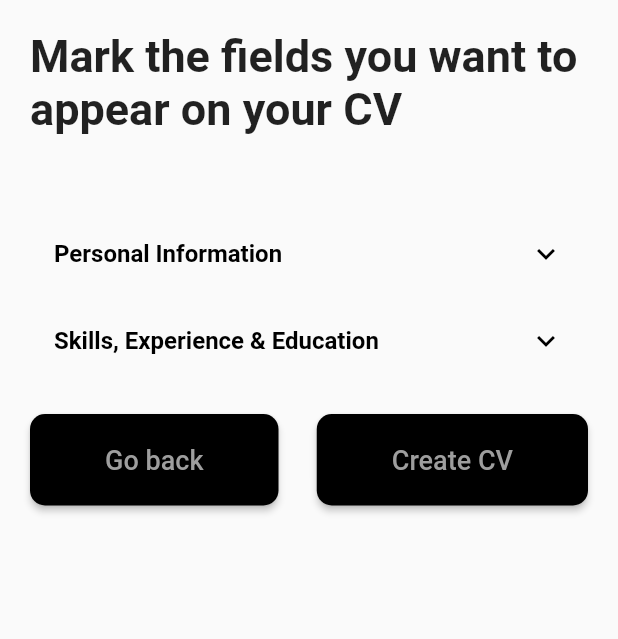
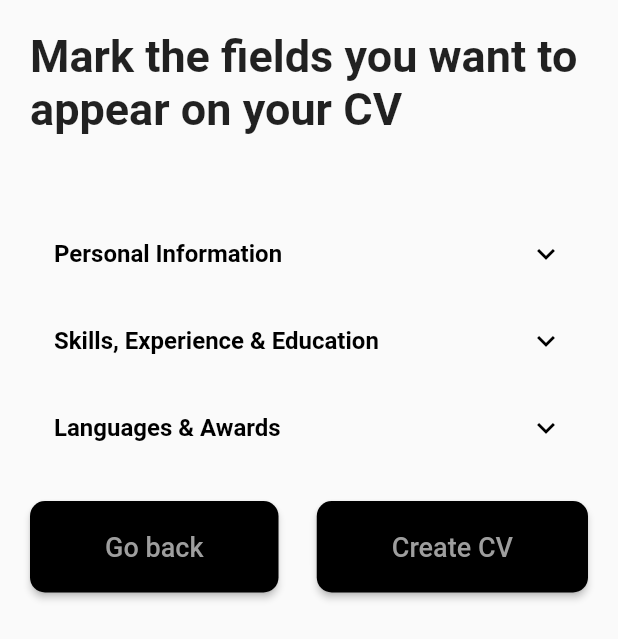
Before and after one commit to AbedrahmanYassen/cv_builder, a Flutter app: the ShowHideScreen screen opened directly, on a phone screen of 412 x 824 dp. Shown: the top 639 px of the screen. Run offline on Flutter 3.47's test engine with Material 2 defaults, Android fonts, the phone set to English and light mode, and no system bars; our stand-ins replace font_awesome_flutter, pdf, printing, universal_io; missing offline and left inert: dart:ffi, docx_template; accounts and stored records are empty.

Commit message:
Finishing the add screen and Its logic

```diff
--- a/lib/providers/add_screen_provider.dart
+++ b/lib/providers/add_screen_provider.dart
@@ -11,4 +11,7 @@ class AddScreenProvider with ChangeNotifier {
     list.add(defaultWidget);
     notifyListeners();
   }
+  void setState(){
+    notifyListeners();
+  }
 }
--- a/lib/providers/show_hide_provider.dart
+++ b/lib/providers/show_hide_provider.dart
@@ -11,9 +11,7 @@ import 'package:flutter/cupertino.dart';
 import '../models/skill.dart';
 
 class ShowHideProvider with ChangeNotifier {
-  UserData userData = UserData(
-
-  );
+  UserData userData = UserData();
 
   void handleShowingOrHiding(
       bool isChecked, DataFields dataFields, String value) {
@@ -76,7 +74,7 @@ class ShowHideProvider with ChangeNotifier {
       if (isChecked) {
         switch (dataFields) {
           case DataFields.degrees:
-            userData.degrees.add( value as Education);
+            userData.degrees.add(value as Education);
             break;
           case DataFields.experiences:
             userData.experiences.add(value as Experience);
@@ -84,19 +82,32 @@ class ShowHideProvider with ChangeNotifier {
           case DataFields.skills:
             userData.skills.add(value as Skill);
             break;
+          case DataFields.awards:
+            userData.awards.add(value);
+            break;
+          case DataFields.languages:
+            userData.languages.add(value);
+            break;
+
           default:
             userData = userData;
         }
       } else {
         switch (dataFields) {
           case DataFields.skills:
-            userData.skills.clear();
+            userData.skills.removeAt(index);
             break;
           case DataFields.degrees:
-            userData.degrees.clear();
+            userData.degrees.removeAt(index);
             break;
           case DataFields.experiences:
-            userData.experiences.clear();
+            userData.experiences.removeAt(index);
+            break;
+          case DataFields.awards:
+            userData.awards.removeAt(index);
+            break;
+          case DataFields.languages:
+            userData.languages.removeAt(index);
             break;
           default:
             userData = userData;
--- a/lib/routes/show_hide_screen.dart
+++ b/lib/routes/show_hide_screen.dart
@@ -147,7 +147,26 @@ class _ShowHideScreenState extends State<ShowHideScreen> {
                       // height: 50,
                       child: Wrap(
                         children: [
-                          Wrap(
+                          if (userData.skills.isNotEmpty)
+                            CompositeShowHideField(
+                                dataFields: DataFields.skills,
+                                fieldValues: userData.skills),
+                          if (userData.degrees.isNotEmpty)
+                            CompositeShowHideField(
+                                dataFields: DataFields.degrees,
+                                fieldValues: userData.degrees),
+                          if (userData.skills.isNotEmpty)
+                            CompositeShowHideField(
+                                dataFields: DataFields.experiences,
+                                fieldValues: userData.experiences),
+                        ],
+                      ),
+                    ),
+                  ),
+                  ListTile(
+                    title: SizedBox(
+                      // height: 50,
+                      child: Wrap(
                         children: [
                           if (userData.skills.isNotEmpty)
                             CompositeShowHideField(
@@ -161,18 +180,36 @@ class _ShowHideScreenState extends State<ShowHideScreen> {
                             CompositeShowHideField(
                                 dataFields: DataFields.experiences,
                                 fieldValues: userData.experiences),
-                              Consumer<ShowHideProvider>(builder: (_, pro, __) {
-                                return Column(
-                                  children: [
-                                    Text(pro.getData().name),
-                                  ],
-                                );
-                              })
                         ],
                       ),
-                          const SizedBox(
-                            height: 50,
                     ),
+                  ),
+                ],
+              ),
+              ExpansionTile(
+                iconColor: Colors.black,
+                collapsedIconColor: Colors.black,
+                title: const Text(
+                  'Languages & Awards',
+                  style: TextStyle(
+                      fontSize: 16.0,
+                      fontWeight: FontWeight.w700,
+                      color: Colors.black),
+                ),
+                children: <Widget>[
+                  ListTile(
+                    title: SizedBox(
+                      // height: 50,
+                      child: Wrap(
+                        children: [
+                          if (userData.languages.isNotEmpty)
+                            CompositeShowHideField(
+                                dataFields: DataFields.languages,
+                                fieldValues: userData.languages),
+                          if (userData.awards.isNotEmpty)
+                            CompositeShowHideField(
+                                dataFields: DataFields.awards,
+                                fieldValues: userData.awards),
                         ],
                       ),
                     ),
@@ -181,8 +218,6 @@ class _ShowHideScreenState extends State<ShowHideScreen> {
                     title: SizedBox(
                       // height: 50,
                       child: Wrap(
-                        children: [
-                          Wrap(
                         children: [
                           if (userData.skills.isNotEmpty)
                             CompositeShowHideField(
@@ -196,18 +231,6 @@ class _ShowHideScreenState extends State<ShowHideScreen> {
                             CompositeShowHideField(
                                 dataFields: DataFields.experiences,
                                 fieldValues: userData.experiences),
-                              Consumer<ShowHideProvider>(builder: (_, pro, __) {
-                                return Column(
-                                  children: [
-                                    Text(pro.getData().name),
-                                  ],
-                                );
-                              })
-                            ],
-                          ),
-                          const SizedBox(
-                            height: 50,
-                          ),
                         ],
                       ),
                     ),
```
Also changed, not shown: lib/routes/add_info.dart (+19 -15 lines), 1 other file. Lines whose indentation alone changed are shown as unchanged.
